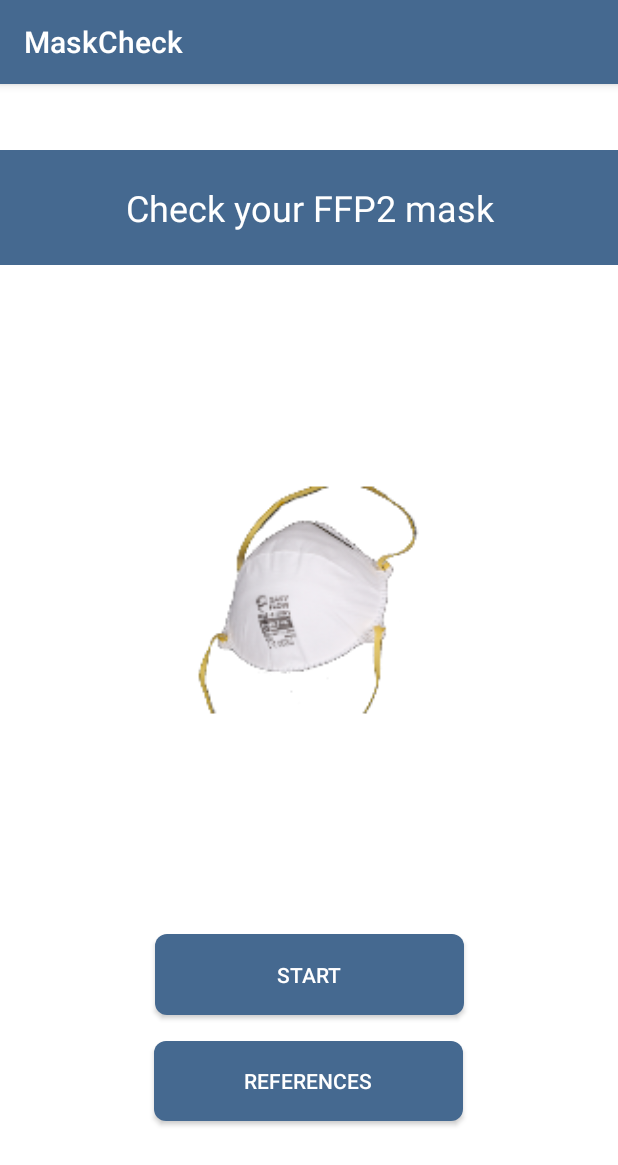
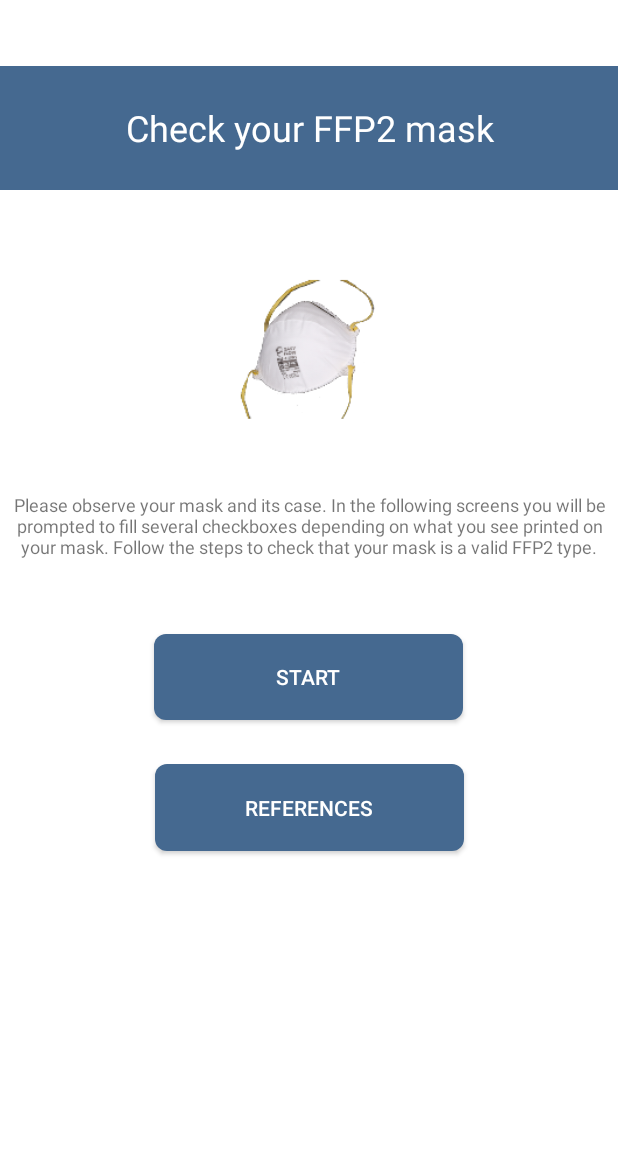
Before and after one commit to dgarcoe/MaskCheck, an Android app: the screen it shows after launch (MainActivity), on a phone screen of 412 x 824 dp. Shown: the top 1165 px of the screen. Run offline under Robolectric (Android 15) with nearby library versions, the light colour scheme and no system bars.

Commit message:
Added explanation in first screen

```diff
--- a/app/src/main/AndroidManifest.xml
+++ b/app/src/main/AndroidManifest.xml
@@ -9,7 +9,9 @@
         android:roundIcon="@mipmap/mask_launcher_round"
         android:supportsRtl="true"
         android:theme="@style/AppTheme">
-        <activity android:name=".MainActivity">
+        <activity android:name=".MainActivity"
+            android:theme="@style/AppTheme.NoActionBar">
+
             <intent-filter>
                 <action android:name="android.intent.action.MAIN" />
 
--- a/app/src/main/res/layout/activity_main.xml
+++ b/app/src/main/res/layout/activity_main.xml
@@ -25,17 +25,32 @@
 
     <ImageView
         android:id="@+id/imageView3"
-        android:layout_width="0dp"
-        android:layout_height="0dp"
+        android:layout_width="126dp"
+        android:layout_height="173dp"
         android:layout_marginEnd="8dp"
         android:layout_marginStart="8dp"
-        android:layout_marginTop="32dp"
+        android:layout_marginTop="20dp"
         app:layout_constraintEnd_toEndOf="parent"
         app:layout_constraintHeight_percent="0.5"
+        app:layout_constraintHorizontal_bias="0.498"
         app:layout_constraintStart_toStartOf="parent"
         app:layout_constraintTop_toBottomOf="@+id/textView"
         app:layout_constraintWidth_percent="0.5"
         app:srcCompat="@mipmap/mask_foreground" />
+
+    <TextView
+        android:id="@+id/textView6"
+        android:layout_width="wrap_content"
+        android:layout_height="wrap_content"
+        android:layout_marginTop="8dp"
+        android:layout_marginLeft="20dp"
+        android:layout_marginRight="20dp"
+        android:text="@string/explanation"
+        android:textAlignment="center"
+        android:textSize="12sp"
+        app:layout_constraintEnd_toEndOf="parent"
+        app:layout_constraintStart_toStartOf="parent"
+        app:layout_constraintTop_toBottomOf="@+id/imageView3" />
 
     <Button
         android:id="@+id/startButton"
@@ -43,14 +58,15 @@
         android:layout_height="0dp"
         android:layout_marginEnd="8dp"
         android:layout_marginStart="8dp"
-        android:layout_marginTop="30dp"
+        android:layout_marginTop="50dp"
         android:background="@drawable/btn_rounded"
         android:text="@string/start"
         android:textColor="@color/colorWhite"
         app:layout_constraintEnd_toEndOf="parent"
         app:layout_constraintHeight_percent="0.07"
+        app:layout_constraintHorizontal_bias="0.497"
         app:layout_constraintStart_toStartOf="parent"
-        app:layout_constraintTop_toBottomOf="@+id/imageView3"
+        app:layout_constraintTop_toBottomOf="@+id/textView6"
         app:layout_constraintWidth_percent="0.5" />
 
     <Button
@@ -60,17 +76,18 @@
         android:layout_marginBottom="8dp"
         android:layout_marginEnd="8dp"
         android:layout_marginStart="8dp"
-        android:layout_marginTop="0dp"
+        android:layout_marginTop="20dp"
         android:background="@drawable/btn_rounded"
         android:text="@string/references"
         android:textColor="@color/colorWhite"
         app:layout_constraintBottom_toBottomOf="parent"
         app:layout_constraintEnd_toEndOf="parent"
         app:layout_constraintHeight_percent="0.07"
-        app:layout_constraintHorizontal_bias="0.497"
         app:layout_constraintStart_toStartOf="parent"
         app:layout_constraintTop_toBottomOf="@+id/startButton"
-        app:layout_constraintVertical_bias="0.2"
+        app:layout_constraintVertical_bias="0.037"
         app:layout_constraintWidth_percent="0.5" />
 
+
+
 </android.support.constraint.ConstraintLayout>
--- a/app/src/main/res/values/strings.xml
+++ b/app/src/main/res/values/strings.xml
@@ -15,4 +15,5 @@
     <string name="none_above">None of the above</string>
     <string name="isFFP2">Your mask is a FFP2 type with high certainty</string>
     <string name="exit">Exit</string>
+    <string name="explanation">Please observe your mask and its case. In the following screens you will be prompted to fill several checkboxes depending on what you see printed on your mask. Follow the steps to check that your mask is a valid FFP2 type.</string>
 </resources>
```
Also changed, not shown: 1 other file.
